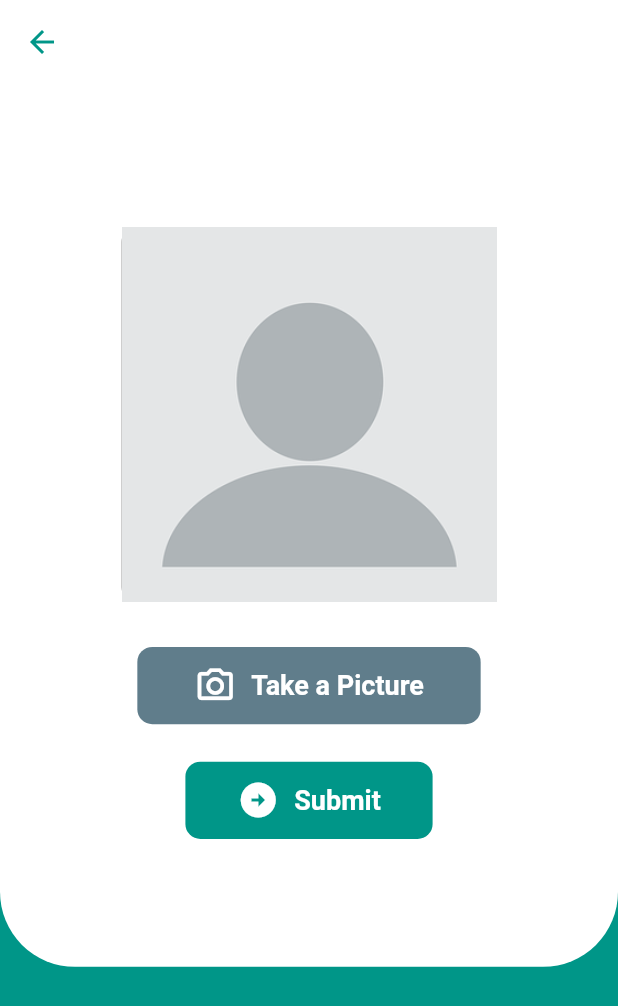
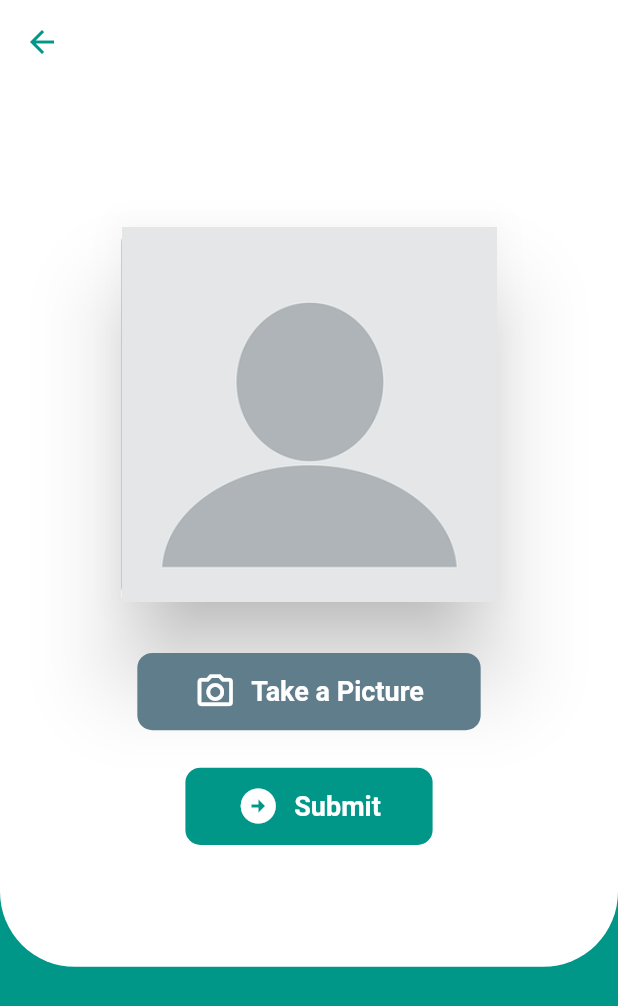
Before and after one commit to Tahmina-Bristy7/Attendance_app, a Flutter app: the HomePage screen opened directly, on a phone screen of 412 x 824 dp. Shown: the top 1006 px of the screen. Run offline on Flutter 3.47's test engine with Material 2 defaults, Android fonts, the phone set to English and light mode, and no system bars; our stand-ins replace geocoding, geolocator, image_picker.

```diff
--- a/lib/Screens/homepage.dart
+++ b/lib/Screens/homepage.dart
@@ -99,7 +99,9 @@ class _HomePageState extends State<HomePage> {
             crossAxisAlignment: CrossAxisAlignment.center,
             children: [
               const SizedBox(height: 10),
-              Container(
+              Card(
+                elevation: 25,
+                child: Container(
                   height: 250,
                   width: 250,
                   decoration: BoxDecoration(
@@ -112,6 +114,7 @@ class _HomePageState extends State<HomePage> {
                           fit: BoxFit.cover,
                         )
                       : Image.file(_image!, fit: BoxFit.cover),
+                ),
               ),
               const SizedBox(height: 20),
               // Text(
```
Lines whose indentation alone changed are shown as unchanged.
